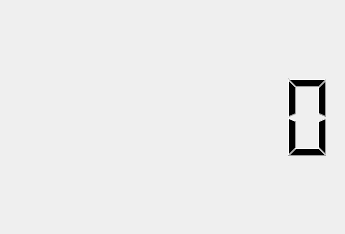
The window that mainwindow.ui (Waqar144/SimpleClockWidget) describes before a commit, drawn with Qt 5.
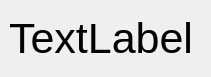
The same window after the commit.

```diff
--- a/mainwindow.ui
+++ b/mainwindow.ui
@@ -6,8 +6,8 @@
    <rect>
     <x>0</x>
     <y>0</y>
-    <width>345</width>
-    <height>234</height>
+    <width>211</width>
+    <height>77</height>
    </rect>
   </property>
   <property name="sizePolicy">
@@ -22,12 +22,14 @@
   <widget class="QWidget" name="centralwidget">
    <layout class="QHBoxLayout" name="horizontalLayout">
     <item>
-     <widget class="QLCDNumber" name="timeDisplay">
-      <property name="frameShape">
-       <enum>QFrame::NoFrame</enum>
+     <widget class="QLabel" name="timeDisplay">
+      <property name="font">
+       <font>
+        <pointsize>32</pointsize>
+       </font>
       </property>
-      <property name="digitCount">
-       <number>7</number>
+      <property name="text">
+       <string>TextLabel</string>
       </property>
      </widget>
     </item>
```
